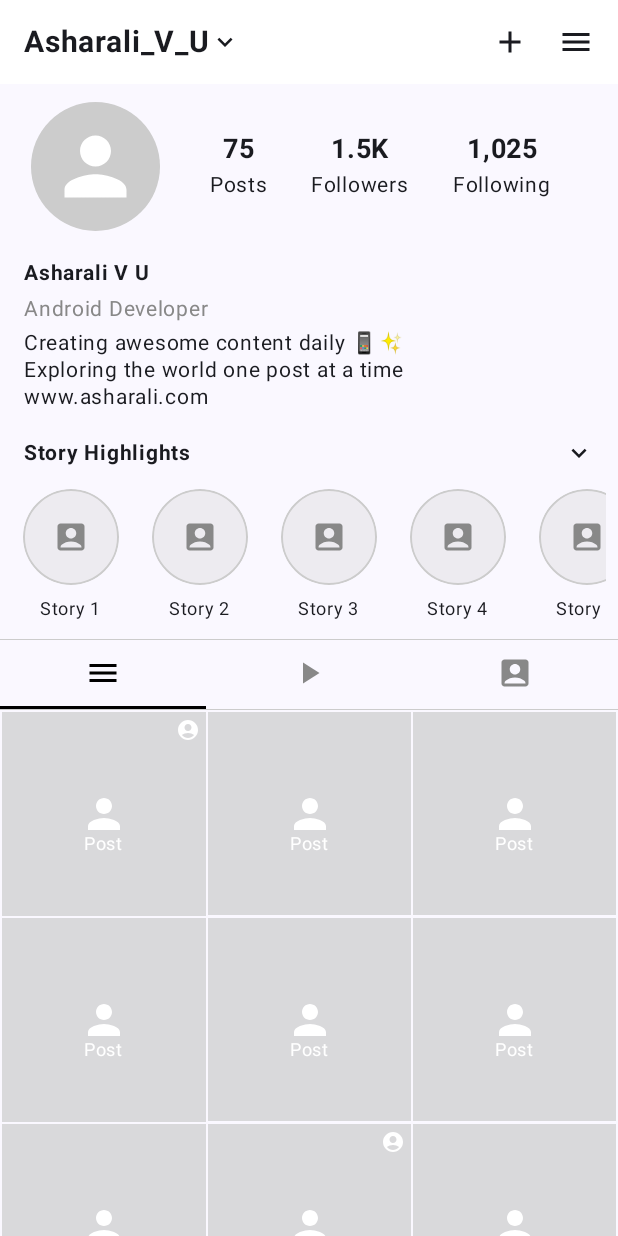
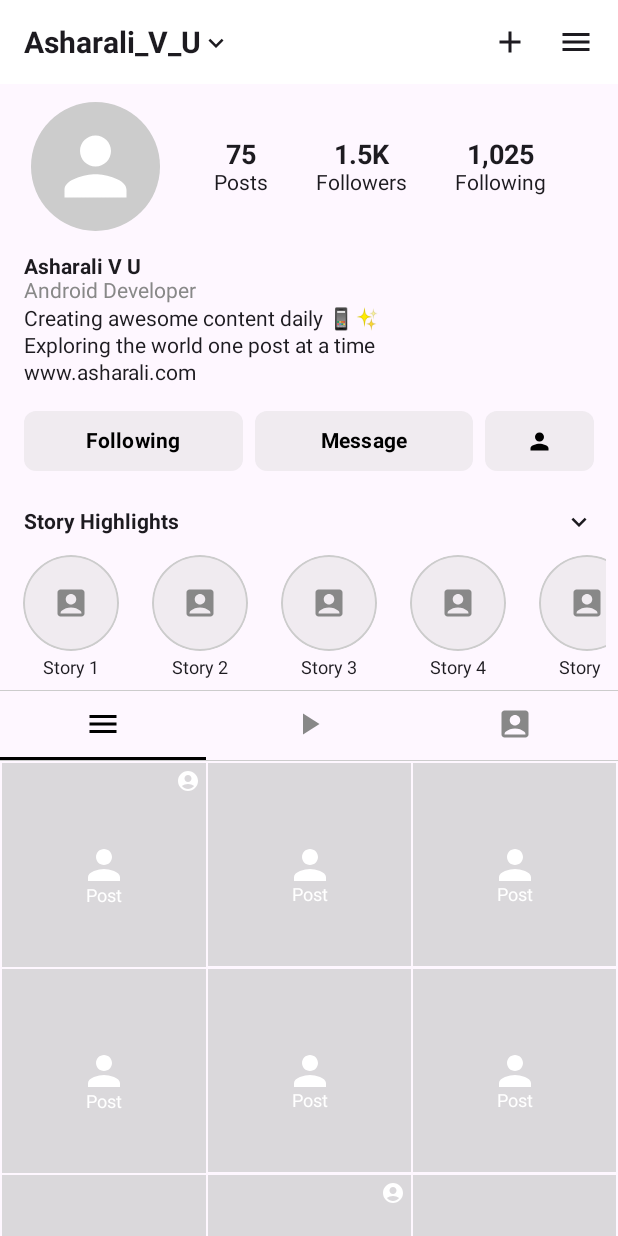
Before and after one commit to asharalikannadipoil/InstaProfile, an Android app built with Jetpack Compose: the screen it shows after launch (MainActivity), on a phone screen of 412 x 824 dp. Run offline under Robolectric (Android 15) with nearby library versions, the light colour scheme and no system bars.

Commit message:
Added action buttons, removed default theme

```diff
--- a/app/src/main/java/com/ali/instaprofile/MainActivity.kt
+++ b/app/src/main/java/com/ali/instaprofile/MainActivity.kt
@@ -19,11 +19,11 @@ class MainActivity : ComponentActivity() {
     override fun onCreate(savedInstanceState: Bundle?) {
         super.onCreate(savedInstanceState)
         setContent {
-            InstaProfileTheme {
+//            InstaProfileTheme {
                 Scaffold(modifier = Modifier.fillMaxSize()) { innerPadding ->
                     AppNavigation(modifier = Modifier.padding(innerPadding))
                 }
-            }
+//            }
         }
     }
 }
--- a/app/src/main/java/com/ali/instaprofile/presentation/profile/components/ActionButtons.kt
+++ b/app/src/main/java/com/ali/instaprofile/presentation/profile/components/ActionButtons.kt
@@ -1,6 +1,84 @@
 package com.ali.instaprofile.presentation.profile.components
 
+import androidx.compose.foundation.layout.Arrangement
+import androidx.compose.foundation.layout.PaddingValues
+import androidx.compose.foundation.layout.Row
+import androidx.compose.foundation.layout.fillMaxWidth
+import androidx.compose.foundation.layout.padding
+import androidx.compose.foundation.layout.size
+import androidx.compose.foundation.shape.RoundedCornerShape
+import androidx.compose.material.icons.Icons
+import androidx.compose.material.icons.filled.Person
+import androidx.compose.material3.Button
+import androidx.compose.material3.ButtonDefaults
+import androidx.compose.material3.Icon
+import androidx.compose.material3.Text
 import androidx.compose.runtime.Composable
+import androidx.compose.ui.Modifier
+import androidx.compose.ui.graphics.Color
+import androidx.compose.ui.text.font.FontWeight
+import androidx.compose.ui.tooling.preview.Preview
+import androidx.compose.ui.unit.dp
+import androidx.compose.ui.unit.sp
 
+@Preview
 @Composable
-fun ActionButtons(){}
+fun ActionButtons() {
+    Row(
+        modifier = Modifier
+            .fillMaxWidth()
+            .padding(horizontal = 16.dp, vertical = 8.dp),
+        horizontalArrangement = Arrangement.spacedBy(8.dp)
+    ) {
+        Button(
+            onClick = { },
+            modifier = Modifier.weight(1f),
+            colors = ButtonDefaults.buttonColors(
+                containerColor = Color.LightGray.copy(alpha = 0.3f),
+                contentColor = Color.Black
+            ),
+            contentPadding = PaddingValues(vertical = 6.dp),
+            shape = RoundedCornerShape(8.dp)
+        ) {
+            Text(
+                text = "Following",
+                fontWeight = FontWeight.Bold,
+                fontSize = 14.sp
+            )
+        }
+
+        Button(
+            onClick = { },
+            modifier = Modifier.weight(1f),
+            colors = ButtonDefaults.buttonColors(
+                containerColor = Color.LightGray.copy(alpha = 0.3f),
+                contentColor = Color.Black
+            ),
+            contentPadding = PaddingValues(vertical = 6.dp),
+            shape = RoundedCornerShape(8.dp)
+        ) {
+            Text(
+                text = "Message",
+                fontWeight = FontWeight.Bold,
+                fontSize = 14.sp
+            )
+        }
+
+        Button(
+            onClick = { },
+            modifier = Modifier.weight(0.5f),
+            colors = ButtonDefaults.buttonColors(
+                containerColor = Color.LightGray.copy(alpha = 0.3f),
+                contentColor = Color.Black
+            ),
+            contentPadding = PaddingValues(vertical = 6.dp),
+            shape = RoundedCornerShape(8.dp)
+        ) {
+            Icon(
+                imageVector = Icons.Default.Person,
+                contentDescription = "Suggestions",
+                modifier = Modifier.size(18.dp)
+            )
+        }
+    }
+}
```
